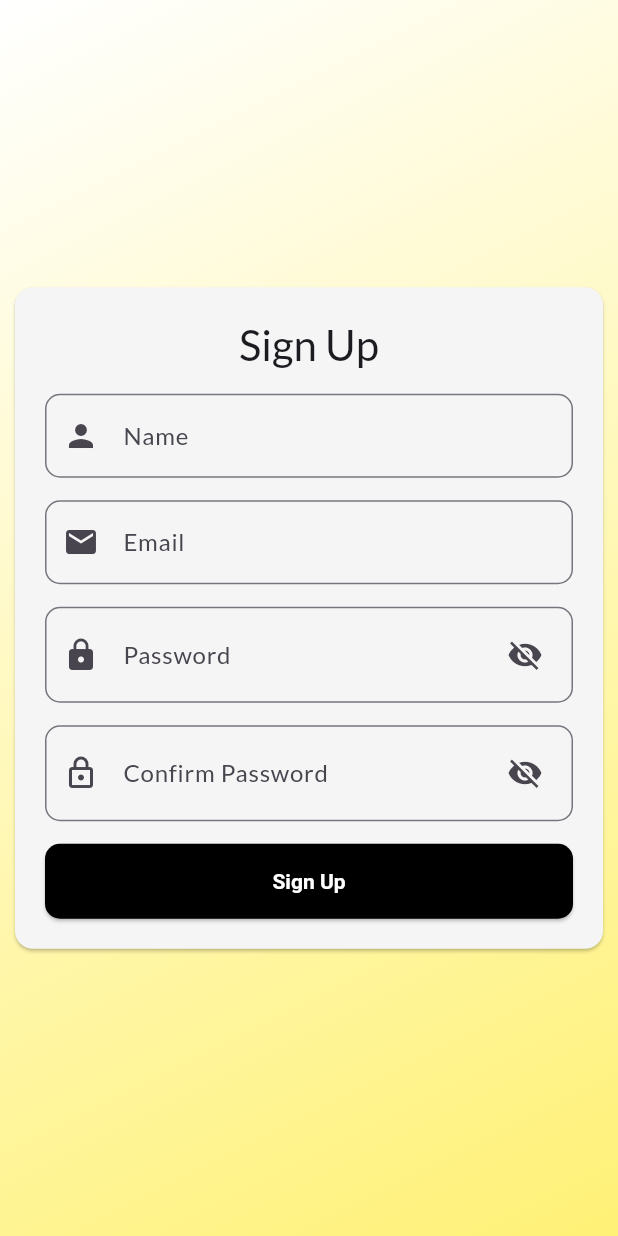
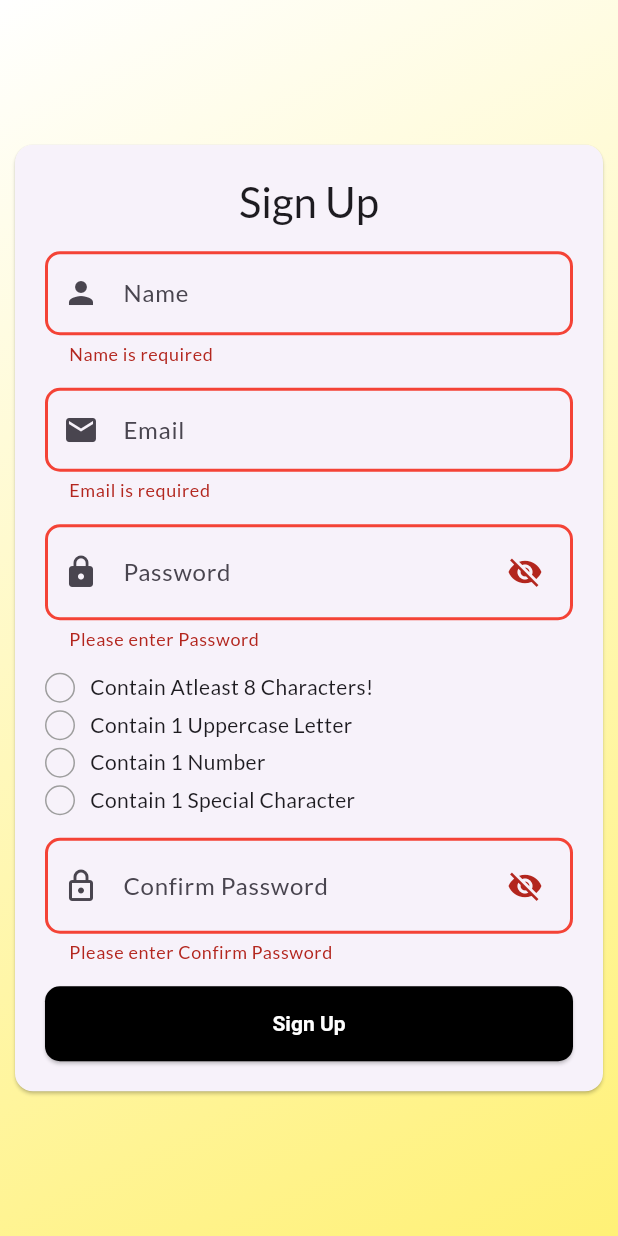
Before and after one commit to pranav-deshpande6224/blinkit_clone, a Flutter app: the DesktopSignup screen opened directly with empty values, after a tap on "Sign Up", on a phone screen of 412 x 824 dp. Run offline on Flutter 3.47's test engine with Material 3 defaults, Android fonts, the phone set to English and light mode, and no system bars; our stand-ins replace flutter_svg, get_it, go_router, google_fonts.

Commit message:
some small changes in sign up adding the password strong validation

```diff
--- a/admin/blinkit_admin/lib/features/auth/presentation/pages/login/login_screens/desktop_login.dart
+++ b/admin/blinkit_admin/lib/features/auth/presentation/pages/login/login_screens/desktop_login.dart
@@ -140,7 +140,11 @@ class _DesktopLoginState extends State<DesktopLogin> {
                               height: 50,
                               child: AuthButton(
                                 widget: Text('Login'),
-                                onPressed: () {},
+                                onPressed: () {
+                                  if (!_loginFormKey.currentState!.validate()) {
+                                    return;
+                                  }
+                                },
                               ),
                             ),
                             SizedBox(
--- a/admin/blinkit_admin/lib/features/auth/presentation/pages/signup/sign_up_screens/desktop_signup.dart
+++ b/admin/blinkit_admin/lib/features/auth/presentation/pages/signup/sign_up_screens/desktop_signup.dart
@@ -8,6 +8,7 @@ class DesktopSignup extends StatefulWidget {
   final TextEditingController passwordController;
   final TextEditingController confirmPasswordController;
   final TextEditingController nameController;
+
   const DesktopSignup(
       {required this.emailController,
       required this.passwordController,
@@ -23,6 +24,159 @@ class _DesktopSignupState extends State<DesktopSignup> {
   final _signupFormKey = GlobalKey<FormState>();
   bool passswordVisible = false;
   bool confirmPasswordVisible = false;
+  bool isPasswordContainEightChar = false;
+  bool isPasswordContainUppercase = false;
+  bool isPasswordCOntainNumber = false;
+  bool isPasswordContainSpecialChar = false;
+  final RegExp uppercaseRegExp = RegExp(r'[A-Z]');
+  final RegExp numberRegExp = RegExp(r'[0-9]');
+  final RegExp specialCharacterRegExp = RegExp(r'[!@#$%^&*(),.?":{}|<>]');
+
+  void changeStateOfPassword(String value) {
+    setState(() {
+      isPasswordContainEightChar = value.length >= 8;
+      isPasswordContainUppercase = uppercaseRegExp.hasMatch(value);
+      isPasswordCOntainNumber = numberRegExp.hasMatch(value);
+      isPasswordContainSpecialChar = specialCharacterRegExp.hasMatch(value);
+    });
+  }
+
+  Widget strongPassword() {
+    return Column(
+      children: [
+        Row(
+          children: [
+            AnimatedContainer(
+              duration: const Duration(milliseconds: 500),
+              width: 20,
+              height: 20,
+              decoration: BoxDecoration(
+                border: Border.all(
+                  color: Colors.grey,
+                ),
+                borderRadius: BorderRadius.circular(50),
+              ),
+              child: Center(
+                child: isPasswordContainEightChar
+                    ? const Icon(
+                        Icons.check_circle_rounded,
+                        color: Colors.green,
+                        size: 18,
+                      )
+                    : null,
+              ),
+            ),
+            const SizedBox(
+              width: 10,
+            ),
+            Text(
+              'Contain Atleast 8 Characters!',
+            )
+          ],
+        ),
+        const SizedBox(
+          height: 5,
+        ),
+        Row(
+          children: [
+            AnimatedContainer(
+              duration: const Duration(milliseconds: 500),
+              width: 20,
+              height: 20,
+              decoration: BoxDecoration(
+                border: Border.all(
+                  color: Colors.grey,
+                ),
+                borderRadius: BorderRadius.circular(50),
+              ),
+              child: Center(
+                child: isPasswordContainUppercase
+                    ? const Icon(
+                        Icons.check_circle_rounded,
+                        color: Colors.green,
+                        size: 18,
+                      )
+                    : null,
+              ),
+            ),
+            const SizedBox(
+              width: 10,
+            ),
+            Text(
+              'Contain 1 Uppercase Letter',
+            )
+          ],
+        ),
+        const SizedBox(
+          height: 5,
+        ),
+        Row(
+          children: [
+            AnimatedContainer(
+              duration: const Duration(milliseconds: 500),
+              width: 20,
+              height: 20,
+              decoration: BoxDecoration(
+                border: Border.all(
+                  color: Colors.grey,
+                ),
+                borderRadius: BorderRadius.circular(50),
+              ),
+              child: Center(
+                child: isPasswordCOntainNumber
+                    ? const Icon(
+                        Icons.check_circle_rounded,
+                        color: Colors.green,
+                        size: 18,
+                      )
+                    : null,
+              ),
+            ),
+            const SizedBox(
+              width: 10,
+            ),
+            Text(
+              'Contain 1 Number',
+            )
+          ],
+        ),
+        const SizedBox(
+          height: 5,
+        ),
+        Row(
+          children: [
+            AnimatedContainer(
+              duration: const Duration(milliseconds: 500),
+              width: 20,
+              height: 20,
+              decoration: BoxDecoration(
+                border: Border.all(
+                  color: Colors.grey,
+                ),
+                borderRadius: BorderRadius.circular(50),
+              ),
+              child: Center(
+                child: isPasswordContainSpecialChar
+                    ? const Icon(
+                        Icons.check_circle_rounded,
+                        color: Colors.green,
+                        size: 18,
+                      )
+                    : null,
+              ),
+            ),
+            const SizedBox(
+              width: 10,
+            ),
+            Text(
+              'Contain 1 Special Character',
+            )
+          ],
+        )
+      ],
+    );
+  }
+
   @override
   Widget build(BuildContext context) {
     return Scaffold(
@@ -41,7 +195,7 @@ class _DesktopSignupState extends State<DesktopSignup> {
           child: SizedBox(
             width: 400,
             child: Card(
-              color: Colors.grey[100],
+              color: Colors.grey[180],
               child: Padding(
                 padding: const EdgeInsets.all(20.0),
                 child: SingleChildScrollView(
@@ -87,9 +241,21 @@ class _DesktopSignupState extends State<DesktopSignup> {
                         AuthTextFormField(
                           controller: widget.passwordController,
                           hintText: 'Password',
+                          onChanged: (p0) {
+                            changeStateOfPassword(p0);
+                          },
                           validator: (value) {
                             if (value == null || value.trim().isEmpty) {
-                              return 'Password is Required';
+                              return 'Please enter Password';
+                            } else if (value.trim().length < 8) {
+                              return 'Password must contain atleast 8 characters';
+                            } else if (!uppercaseRegExp.hasMatch(value)) {
+                              return 'Password should be atleast 1 uppercase character';
+                            } else if (!numberRegExp.hasMatch(value)) {
+                              return 'Password should be atleast 1 Number';
+                            } else if (!specialCharacterRegExp
+                                .hasMatch(value)) {
+                              return 'Password should be atleast 1 Special Character';
                             }
                             return null;
                           },
@@ -108,15 +274,16 @@ class _DesktopSignupState extends State<DesktopSignup> {
                             ),
                           ),
                         ),
+                        strongPassword(),
                         AuthTextFormField(
                           controller: widget.confirmPasswordController,
                           hintText: 'Confirm Password',
                           validator: (value) {
                             if (value == null || value.trim().isEmpty) {
-                              return 'Confirm Password is Required';
+                              return 'Please enter Confirm Password';
                             }
                             if (value != widget.passwordController.text) {
-                              return 'Passwords do not match';
+                              return 'Password does not match';
                             }
                             return null;
                           },
@@ -140,7 +307,11 @@ class _DesktopSignupState extends State<DesktopSignup> {
                           height: 50,
                           width: double.infinity,
                           child: AuthButton(
-                            onPressed: () {},
+                            onPressed: () {
+                              if (!_signupFormKey.currentState!.validate()) {
+                                return;
+                              }
+                            },
                             widget: Text('Sign Up'),
                           ),
                         ),
--- a/admin/blinkit_admin/lib/features/auth/presentation/widgets/auth_text_form_field.dart
+++ b/admin/blinkit_admin/lib/features/auth/presentation/widgets/auth_text_form_field.dart
@@ -7,6 +7,7 @@ class AuthTextFormField extends StatelessWidget {
   final IconButton? suffixIcon;
   final bool isObscure;
   final String? Function(String?)? validator;
+  final void Function(String)? onChanged;
   const AuthTextFormField({
     required this.controller,
     required this.hintText,
@@ -14,6 +15,7 @@ class AuthTextFormField extends StatelessWidget {
     this.suffixIcon,
     required this.validator,
     required this.prefixIcon,
+    this.onChanged,
     super.key,
   });
 
@@ -26,6 +28,7 @@ class AuthTextFormField extends StatelessWidget {
       child: TextFormField(
         controller: controller,
         obscureText: isObscure,
+        onChanged: onChanged,
         cursorColor: Colors.black,
         validator: validator,
         decoration: InputDecoration(
```
